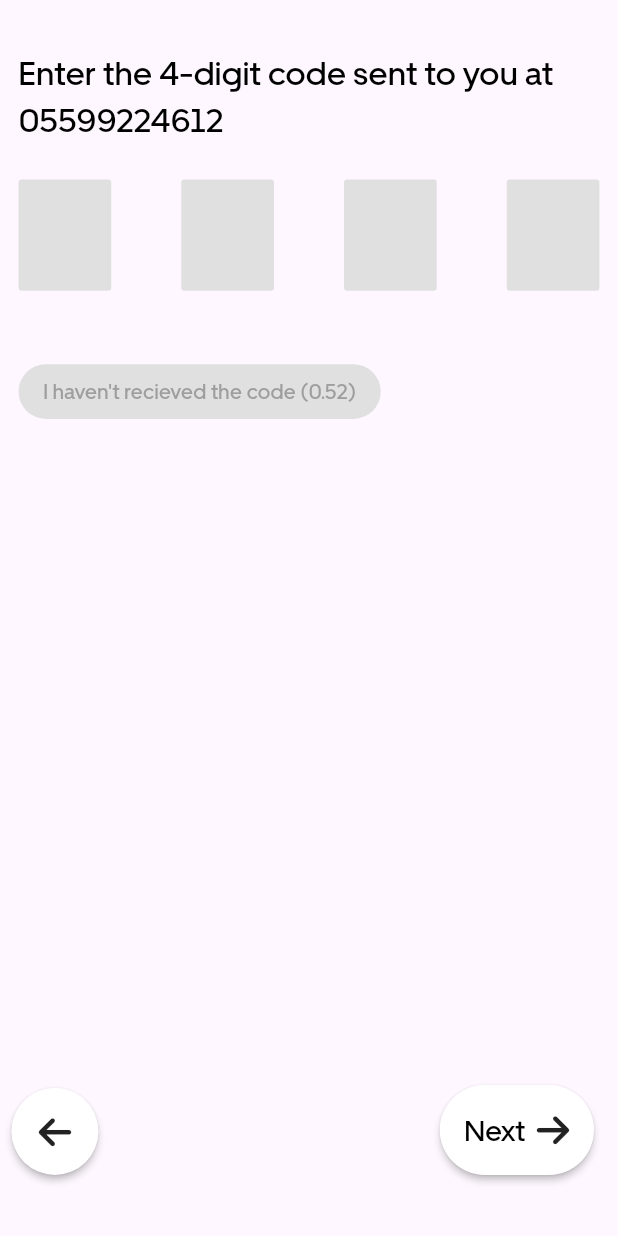
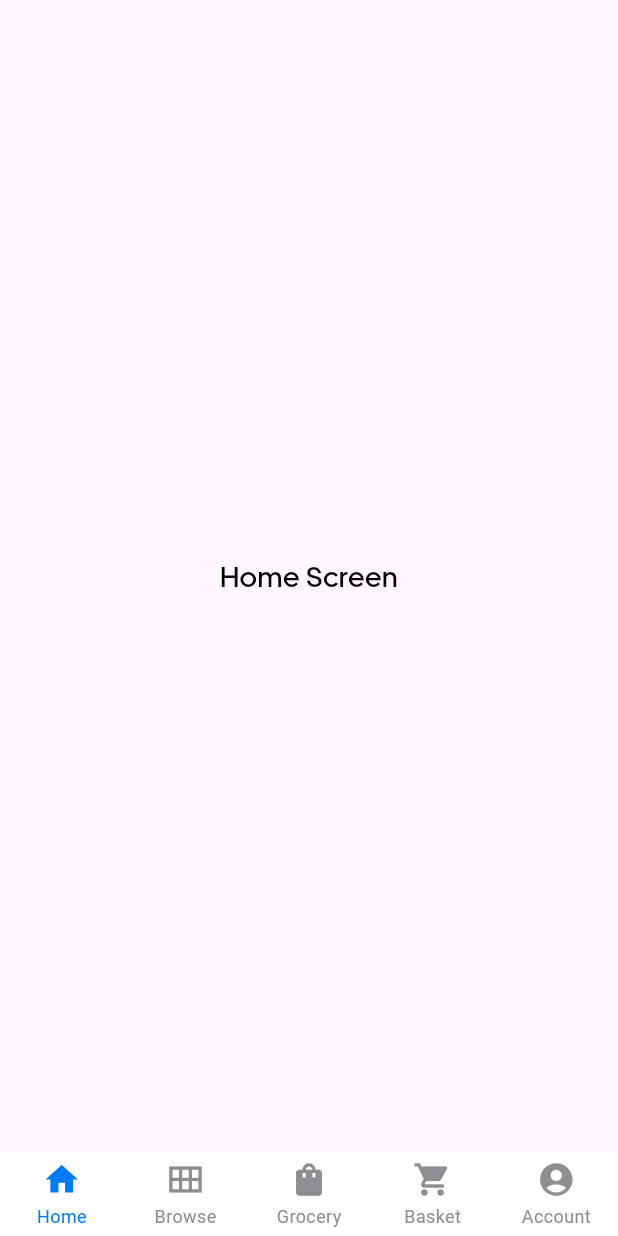
Before and after one commit to DaylenMcCarron/QuickNoms, a Flutter app: the screen it shows after launch, on a phone screen of 412 x 824 dp. Run offline on Flutter 3.47's test engine with Material 3 defaults, Android fonts, the phone set to English and light mode, and no system bars; drawn by our look-alikes of persistent_bottom_nav_bar_v2, pin_code_fields; our stand-ins replace country_picker, font_awesome_flutter, sizer.

Commit message:
add: bottom navigation bar

```diff
--- a/lib/main.dart
+++ b/lib/main.dart
@@ -1,6 +1,7 @@
 import 'package:flutter/material.dart';
 import 'package:quicknoms/view/authScreens/mobileLoginScreen.dart';
 import 'package:quicknoms/view/authScreens/otpScreen.dart';
+import 'package:quicknoms/view/bottomNavigationBar/bottomNavigationBar.dart';
 import 'package:sizer/sizer.dart';
 
 void main() {
@@ -18,7 +19,7 @@ class MyApp extends StatelessWidget {
           debugShowCheckedModeBanner: false,
           title: 'Flutter Demo',
           theme: ThemeData(),
-          home: OTPScreen());
+          home: const BottomNavigationBarQuickNoms());
     });
   }
 }
--- /dev/null
+++ b/lib/view/bottomNavigationBar/bottomNavigationBar.dart
@@ -0,0 +1,68 @@
+import 'package:flutter/cupertino.dart';
+import 'package:flutter/material.dart';
+import 'package:persistent_bottom_nav_bar_v2/persistent_bottom_nav_bar_v2.dart';
+import 'package:quicknoms/view/account/account.dart';
+import 'package:quicknoms/view/basket/basketScreen.dart';
+import 'package:quicknoms/view/browse/browse.dart';
+import 'package:quicknoms/view/home/homeScreen.dart';
+import 'package:quicknoms/view/grocery/groceryScreen.dart';
+
+class BottomNavigationBarQuickNoms extends StatefulWidget {
+  const BottomNavigationBarQuickNoms({super.key});
+
+  @override
+  State<BottomNavigationBarQuickNoms> createState() =>
+      _BottomNavigationBarQuickNomsState();
+}
+
+class _BottomNavigationBarQuickNomsState
+    extends State<BottomNavigationBarQuickNoms> {
+  PersistentTabController _controller =
+      PersistentTabController(initialIndex: 0);
+  @override
+  Widget build(BuildContext context) {
+    return PersistentTabView(
+      controller: _controller,
+      tabs: [
+        PersistentTabConfig(
+          screen: const HomeScreen(),
+          item: ItemConfig(
+            icon: const Icon(Icons.home),
+            title: "Home",
+          ),
+        ),
+        PersistentTabConfig(
+          screen: const BrowseScreen(),
+          item: ItemConfig(
+            icon: const Icon(Icons.calendar_view_month_sharp),
+            title: "Browse",
+          ),
+        ),
+        PersistentTabConfig(
+          screen: const GroceryScreen(),
+          item: ItemConfig(
+            icon: const Icon(Icons.shopping_bag),
+            title: "Grocery",
+          ),
+        ),
+        PersistentTabConfig(
+          screen: const BasketScreen(),
+          item: ItemConfig(
+            icon: const Icon(Icons.shopping_cart),
+            title: "Basket",
+          ),
+        ),
+        PersistentTabConfig(
+          screen: const AccountScreen(),
+          item: ItemConfig(
+            icon: const Icon(Icons.account_circle),
+            title: "Account",
+          ),
+        ),
+      ],
+      navBarBuilder: (navBarConfig) => Style1BottomNavBar(
+        navBarConfig: navBarConfig,
+      ),
+    );
+  }
+}
--- /dev/null
+++ b/lib/view/home/homeScreen.dart
@@ -0,0 +1,24 @@
+import 'package:flutter/cupertino.dart';
+import 'package:flutter/material.dart';
+import 'package:quicknoms/utils/textStyles.dart';
+
+class HomeScreen extends StatefulWidget {
+  const HomeScreen({super.key});
+
+  @override
+  State<HomeScreen> createState() => _HomeScreenState();
+}
+
+class _HomeScreenState extends State<HomeScreen> {
+  @override
+  Widget build(BuildContext context) {
+    return Scaffold(
+      body: Center(
+        child: Text(
+          'Home Screen',
+          style: AppTextStyles.body14,
+        ),
+      ),
+    );
+  }
+}
--- a/pubspec.yaml
+++ b/pubspec.yaml
@@ -39,6 +39,7 @@ dependencies:
   country_picker: ^2.0.25
   font_awesome_flutter: ^10.7.0
   pin_code_fields: ^8.0.1
+  persistent_bottom_nav_bar_v2: ^5.0.0
 
 dev_dependencies:
   flutter_test:
```
Also changed, not shown: lib/view/account/account.dart (added, +24 -0 lines), lib/view/basket/basketScreen.dart (added, +24 -0 lines), lib/view/browse/browse.dart (added, +24 -0 lines), lib/view/grocery/groceryScreen.dart (added, +24 -0 lines), pubspec.lock.
